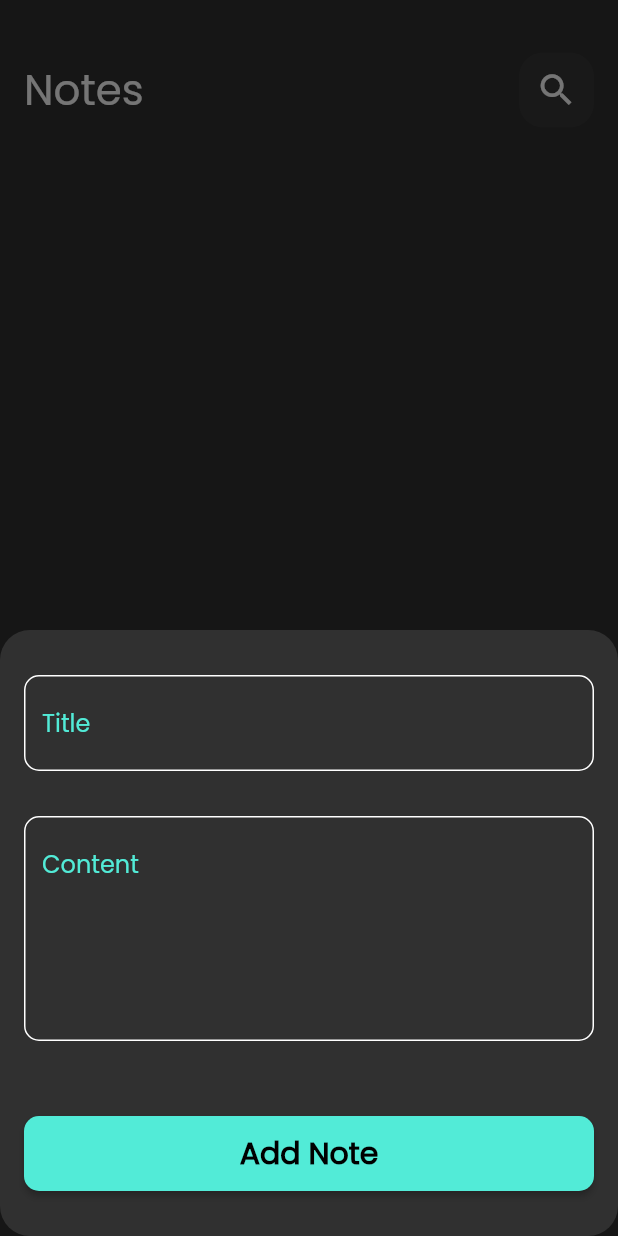
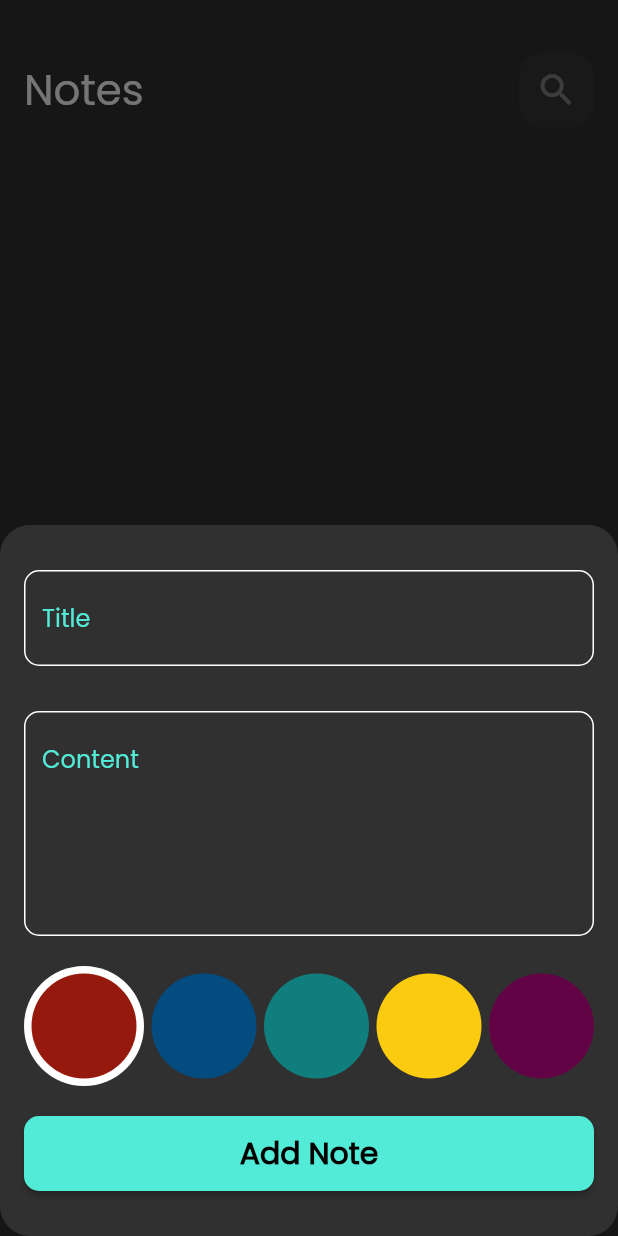
Before and after one commit to A7mednage71/Notes_App, a Flutter app: the screen it shows after launch, after a tap on the "add" icon, on a phone screen of 412 x 824 dp. Run offline on Flutter 3.47's test engine with Material 2 defaults, Android fonts, the phone set to English and light mode, and no system bars; our stand-ins replace date_format, flutter_bloc, hive, hive_flutter; missing offline and left inert: dart:ffi; accounts and stored records are empty.

Commit message:
finish refresh and treger nores  and color list

```diff
--- a/lib/main.dart
+++ b/lib/main.dart
@@ -2,6 +2,7 @@ import 'package:flutter/material.dart';
 import 'package:flutter_bloc/flutter_bloc.dart';
 import 'package:hive_flutter/adapters.dart';
 import 'package:notes_app/Bloc_observations.dart';
+import 'package:notes_app/Cubits/note_Cubit/note_cubit.dart';
 import 'package:notes_app/models/Note_Model.dart';
 import 'package:notes_app/views/Home_page.dart';
 
@@ -20,10 +21,13 @@ class Note_App extends StatelessWidget {
 
   @override
   Widget build(BuildContext context) {
-    return MaterialApp(
-      debugShowCheckedModeBanner: false,
-      theme: ThemeData(brightness: Brightness.dark, fontFamily: 'Poppins'),
-      home: const Notes_View(),
+    return BlocProvider(
+      create: (context) => NoteCubit(),
+      child: MaterialApp(
+        debugShowCheckedModeBanner: false,
+        theme: ThemeData(brightness: Brightness.dark, fontFamily: 'Poppins'),
+        home: const Notes_View(),
+      ),
     );
   }
 }
--- a/lib/models/Note_Model.dart
+++ b/lib/models/Note_Model.dart
@@ -5,9 +5,9 @@ part 'Note_Model.g.dart';
 @HiveType(typeId: 0)
 class Note_Model extends HiveObject {
   @HiveField(0)
-  final String title;
+   String title;
   @HiveField(1)
-  final String subtitle;
+   String subtitle;
   @HiveField(2)
   final String date;
   @HiveField(3)
--- a/lib/views/Home_page.dart
+++ b/lib/views/Home_page.dart
@@ -10,9 +10,7 @@ class Notes_View extends StatelessWidget {
 
   @override
   Widget build(BuildContext context) {
-    return BlocProvider(
-      create: (context) => NoteCubit(),
-      child: Scaffold(
+    return Scaffold(
       floatingActionButton: FloatingActionButton(
         onPressed: () {
           showModalBottomSheet(
@@ -31,7 +29,6 @@ class Notes_View extends StatelessWidget {
         padding: EdgeInsets.symmetric(horizontal: 16),
         child: NotesBody(),
       ),
-      ),
     );
   }
 }
--- /dev/null
+++ b/lib/widgets/ColorList.dart
@@ -0,0 +1,79 @@
+import 'package:flutter/material.dart';
+
+class ColorListview extends StatefulWidget {
+  ColorListview({super.key});
+
+  @override
+  State<ColorListview> createState() => _ColorListviewState();
+}
+
+class _ColorListviewState extends State<ColorListview> {
+  int indexactiveSircle = 0;
+
+  List<Color> colors = const [
+    Color(0xff95190C),
+    Color(0xff044B7F),
+    Color(0xff107E7D),
+    Color(0xffFACB0F),
+    Color(0xff610345),
+    Color(0xff99D17B),
+    Color(0xffC96480),
+    Color(0xff4AC3BA),
+    Color(0xffCDD3D5),
+    Color(0xffF85A3E)
+  ];
+
+  @override
+  Widget build(BuildContext context) {
+    return SizedBox(
+      height: 80,
+      child: ListView.builder(
+        scrollDirection: Axis.horizontal,
+        itemCount: 10,
+        itemBuilder: (context, index) {
+          return Padding(
+            padding: const EdgeInsets.only(right: 5),
+            child: InkWell(
+              onTap: () {
+                indexactiveSircle = index;
+                setState(() {});
+              },
+              child: coloritem(
+                iSselected: indexactiveSircle == index,
+                color: colors[index],
+              ),
+            ),
+          );
+        },
+      ),
+    );
+  }
+}
+
+class coloritem extends StatelessWidget {
+  const coloritem({
+    super.key,
+    required this.iSselected,
+    required this.color,
+  });
+
+  final bool iSselected;
+  final Color color;
+
+  @override
+  Widget build(BuildContext context) {
+    return iSselected
+        ? CircleAvatar(
+            radius: 40,
+            backgroundColor: Colors.white,
+            child: CircleAvatar(
+              radius: 35,
+              backgroundColor: color,
+            ),
+          )
+        : CircleAvatar(
+            radius: 35,
+            backgroundColor: color,
+          );
+  }
+}
--- a/lib/widgets/Custom_BottomSheet.dart
+++ b/lib/widgets/Custom_BottomSheet.dart
@@ -4,7 +4,9 @@ import 'package:flutter_bloc/flutter_bloc.dart';
 
 import 'package:notes_app/Cubits/Add_note_cubit/Add_note_cubit.dart';
 import 'package:notes_app/Cubits/Add_note_cubit/Add_note_state.dart';
+import 'package:notes_app/Cubits/note_Cubit/note_cubit.dart';
 import 'package:notes_app/models/Note_Model.dart';
+import 'package:notes_app/widgets/ColorList.dart';
 import 'package:notes_app/widgets/Custom_Material_Buttom.dart';
 import 'package:notes_app/widgets/Custom_TextField.dart';
 
@@ -31,10 +33,11 @@ class _BottomSheetwidgetState extends State<BottomSheetwidget> {
       create: (context) => AddNotecubit(),
       child: BlocConsumer<AddNotecubit, AddNoteState>(
         listener: (context, state) {
-          if (state is AddNoteFailure) {
-            print('Failed to add ${state.message}');
-          }
+          // if (state is AddNoteFailure) {
+          //   print('Failed to add ${state.message}');
+          // }
           if (state is AddNoteSuccess) {
+            BlocProvider.of<NoteCubit>(context).getAllNotes();
             Navigator.pop(context);
           }
         },
@@ -73,7 +76,11 @@ class _BottomSheetwidgetState extends State<BottomSheetwidget> {
                         lines: 5,
                       ),
                       const SizedBox(
-                        height: 50,
+                        height: 20,
+                      ),
+                      ColorListview(),
+                      const SizedBox(
+                        height: 20,
                       ),
                       BlocBuilder<AddNotecubit, AddNoteState>(
                         builder: (context, state) {
--- a/lib/widgets/Custom_TextField.dart
+++ b/lib/widgets/Custom_TextField.dart
@@ -1,3 +1,5 @@
+import 'dart:ffi';
+
 import 'package:flutter/material.dart';
 import 'package:flutter/widgets.dart';
 
@@ -6,16 +8,18 @@ class Custom_Textfield extends StatelessWidget {
     super.key,
     required this.text,
     required this.lines,
-    this.onSaved,
+    this.onSaved, this.onChanged,
   });
 
   final String text;
   final int lines;
   final void Function(String?)? onSaved;
+  final  Function(String)? onChanged;
 
   @override
   Widget build(BuildContext context) {
     return TextFormField(
+      onChanged: onChanged,
       onSaved: onSaved,
       validator: (value) {
         if (value?.isEmpty ?? true) {
--- a/lib/widgets/ListBuilder.dart
+++ b/lib/widgets/ListBuilder.dart
@@ -28,7 +28,9 @@ class Listviewbuildernotes extends StatelessWidget {
                   Navigator.of(context).push(
                     MaterialPageRoute(
                       builder: (context) {
-                        return Edit_view();
+                        return Edit_view(
+                          model: notes[index],
+                        );
                       },
                     ),
                   );
--- a/lib/widgets/customRow.dart
+++ b/lib/widgets/customRow.dart
@@ -4,11 +4,14 @@ import 'package:notes_app/widgets/custom_searchappbar.dart';
 class Custom_Row extends StatelessWidget {
   const Custom_Row({
     super.key,
-    required this.text, required this.icon,
+    required this.text,
+    required this.icon,
+    this.onpress,
   });
 
   final String text;
   final Icon icon;
+  final void Function()? onpress;
 
   @override
   Widget build(BuildContext context) {
@@ -21,8 +24,9 @@ class Custom_Row extends StatelessWidget {
             fontSize: 28,
           ),
         ),
-         Custom_icon_appbar(
+        Custom_icon_appbar(
           icon: icon,
+          onpress: onpress,
         )
       ],
     );
--- a/lib/widgets/custom_searchappbar.dart
+++ b/lib/widgets/custom_searchappbar.dart
@@ -3,10 +3,11 @@ import 'package:flutter/material.dart';
 class Custom_icon_appbar extends StatelessWidget {
   const Custom_icon_appbar({
     super.key,
-    required this.icon,
+    required this.icon, this.onpress,
   });
 
   final Icon icon;
+  final void Function()? onpress;
 
   @override
   Widget build(BuildContext context) {
@@ -18,7 +19,7 @@ class Custom_icon_appbar extends StatelessWidget {
         borderRadius: BorderRadius.circular(16),
       ),
       child: IconButton(
-        onPressed: () {},
+        onPressed: onpress,
         icon: icon,
         iconSize: 28,
       ),
```
Also changed, not shown: lib/views/Edit_View.dart (+42 -10 lines). Lines whose indentation alone changed are shown as unchanged.
